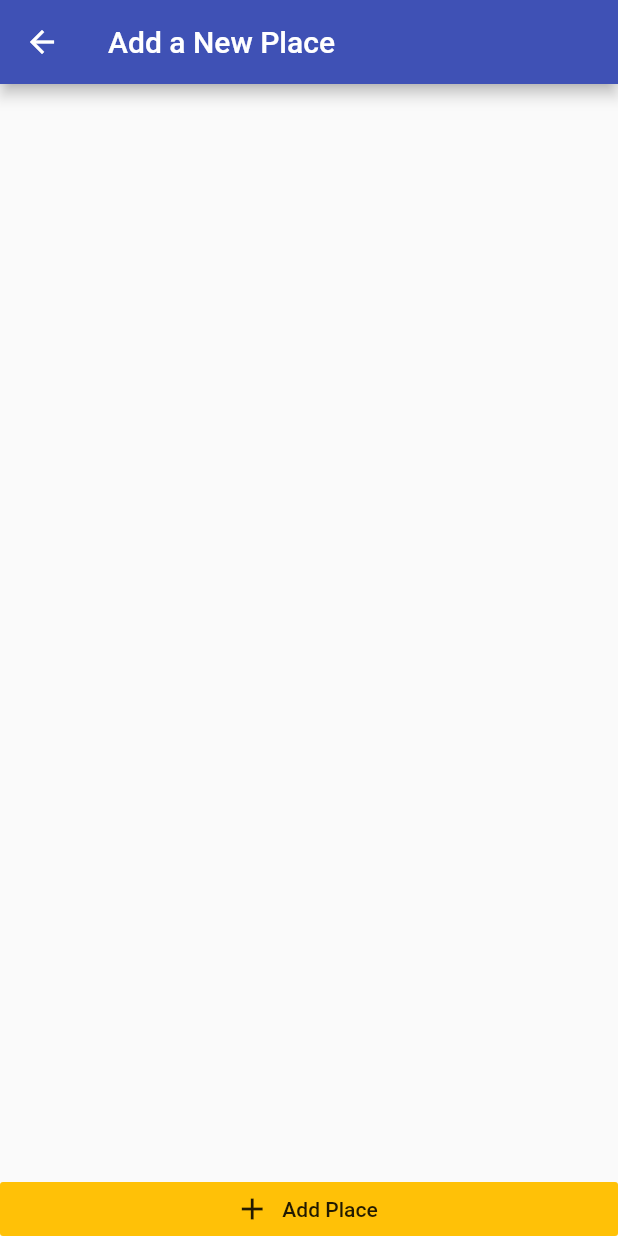
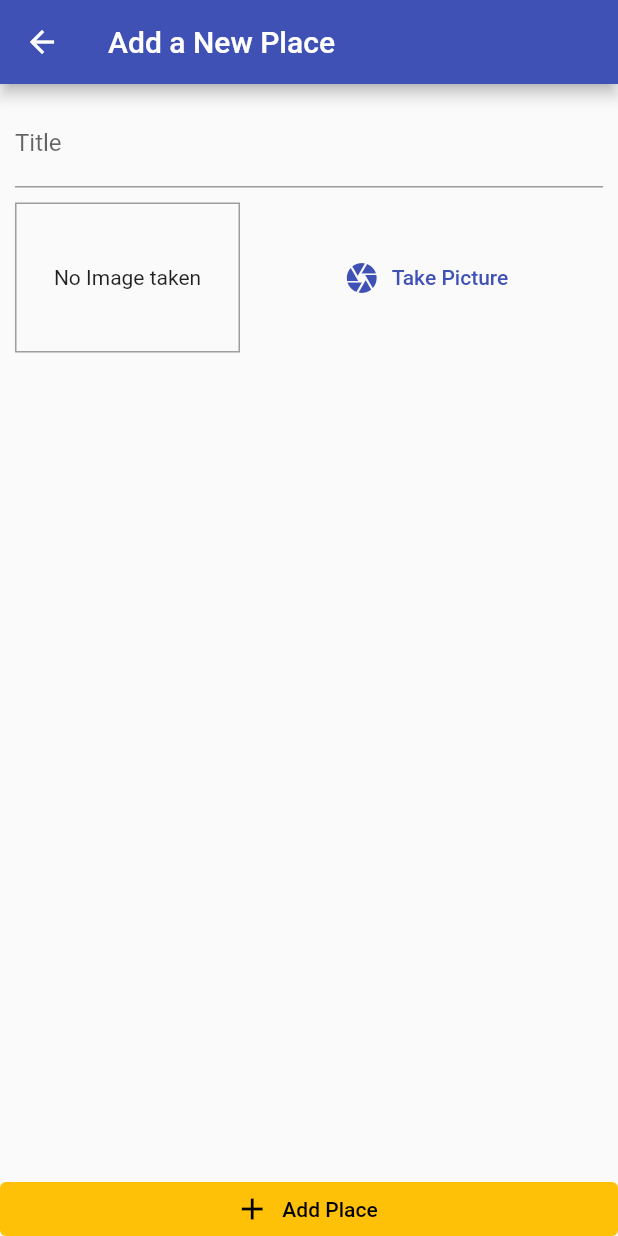
Before and after one commit to zexes/great_places, a Flutter app: the screen it shows after launch, after a tap on the "add" icon, on a phone screen of 412 x 824 dp. Run offline on Flutter 3.47's test engine with Material 2 defaults, Android fonts, the phone set to English and light mode, and no system bars.

Commit message:
Adding new place screen. closes #1

```diff
--- a/lib/main.dart
+++ b/lib/main.dart
@@ -13,8 +13,14 @@ class MyApp extends StatelessWidget {
       create: (context) => GreatPlaces(),
       child: MaterialApp(
         title: 'Great Places',
-        theme:
-            ThemeData(primarySwatch: Colors.indigo, accentColor: Colors.amber),
+        theme: ThemeData(
+            primarySwatch: Colors.indigo,
+            accentColor: Colors.amber,
+            buttonTheme: ButtonThemeData(
+              buttonColor: Colors.deepPurple, //  <-- dark color
+              textTheme: ButtonTextTheme
+                  .primary, //  <-- this auto selects the right color
+            )),
         home: PlacesListScreen(),
         routes: {AddPlaceScreen.id: (ctx) => AddPlaceScreen()},
       ),
--- a/lib/screens/add_place_screen.dart
+++ b/lib/screens/add_place_screen.dart
@@ -1,4 +1,5 @@
 import 'package:flutter/material.dart';
+import '../widgets/image_input.dart';
 
 class AddPlaceScreen extends StatefulWidget {
   static const String id = 'add_place_screen';
@@ -7,6 +8,8 @@ class AddPlaceScreen extends StatefulWidget {
 }
 
 class _AddPlaceScreenState extends State<AddPlaceScreen> {
+  final _titleController = TextEditingController();
+
   @override
   Widget build(BuildContext context) {
     return Scaffold(
@@ -19,8 +22,20 @@ class _AddPlaceScreenState extends State<AddPlaceScreen> {
         children: [
           Expanded(
             // with this we can remove the mainAxisAlignment as Expanded takes all the space needed
-            child: Column(
-              children: [],
+            child: SingleChildScrollView(
+              child: Padding(
+                padding: EdgeInsets.all(10.0),
+                child: Column(
+                  children: [
+                    TextField(
+                      decoration: InputDecoration(labelText: 'Title'),
+                      controller: _titleController,
+                    ),
+                    SizedBox(height: 10.0),
+                    ImageInput(),
+                  ],
+                ),
+              ),
             ),
           ),
           RaisedButton.icon(
--- /dev/null
+++ b/lib/widgets/image_input.dart
@@ -0,0 +1,46 @@
+import 'dart:io';
+
+import 'package:flutter/material.dart';
+
+class ImageInput extends StatefulWidget {
+  @override
+  _ImageInputState createState() => _ImageInputState();
+}
+
+class _ImageInputState extends State<ImageInput> {
+  File _storedImage;
+
+  @override
+  Widget build(BuildContext context) {
+    return Row(
+      children: [
+        Container(
+          width: 150,
+          height: 100,
+          decoration:
+              BoxDecoration(border: Border.all(width: 1, color: Colors.grey)),
+          child: _storedImage != null
+              ? Image.file(
+                  _storedImage,
+                  fit: BoxFit.cover,
+                  width: double.infinity,
+                )
+              : Text(
+                  'No Image taken',
+                  textAlign: TextAlign.center,
+                ),
+          alignment: Alignment.center,
+        ),
+        SizedBox(width: 10.0),
+        Expanded(
+          child: FlatButton.icon(
+            icon: Icon(Icons.camera),
+            label: Text('Take Picture'),
+            textColor: Theme.of(context).primaryColor,
+            onPressed: () {},
+          ),
+        ),
+      ],
+    );
+  }
+}
```
